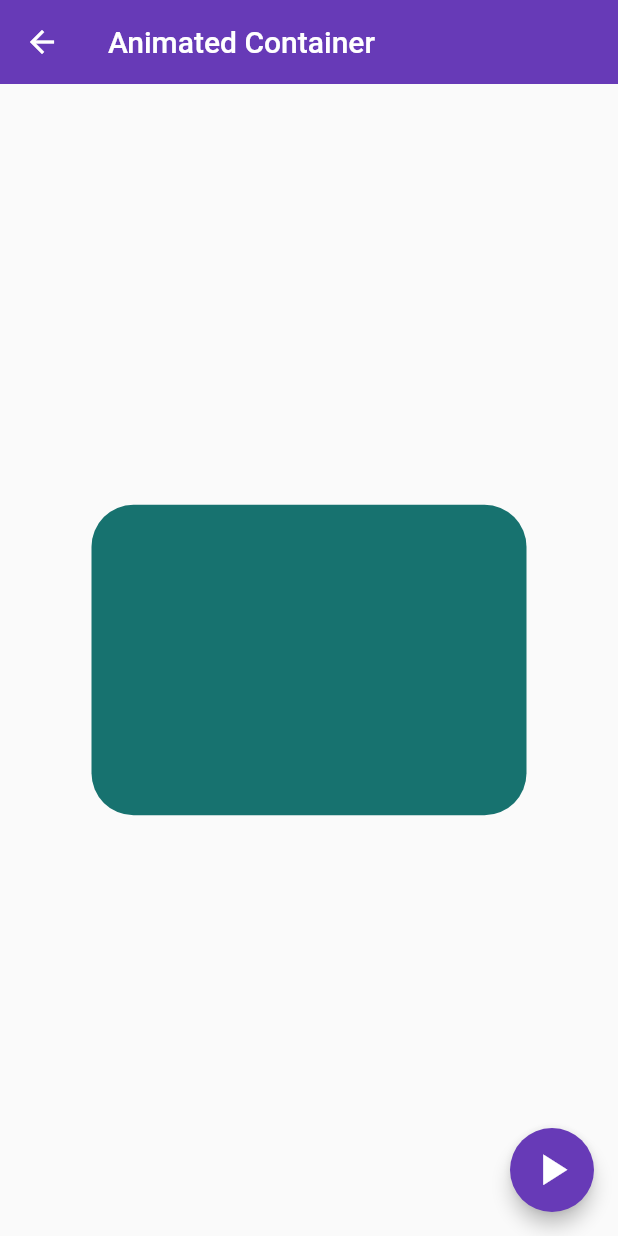
After one commit to mazgeco/fl_components, a Flutter app: the AnimatedScreen screen opened by its route, after a tap on the "play arrow" icon, on a phone screen of 412 x 824 dp. The commit adds this screen. Run offline on Flutter 3.47's test engine with Material 2 defaults, Android fonts, the phone set to English and light mode, and no system bars.

Commit message:
nuevos cambios

```diff
--- a/lib/router/app_routes.dart
+++ b/lib/router/app_routes.dart
@@ -9,17 +9,20 @@ class AppRoutes {
   static const initialRoute = 'home';
 
   static final menuOptions = <MenuOption>[
-    //TODO: borrar home
-    MenuOption(route: 'home', icon: Icons.home, name: 'Home Screen', screen: const HomeScreen()),
+    //MenuOption(route: 'home', icon: Icons.home, name: 'Home Screen', screen: const HomeScreen()),
     MenuOption(route: 'listview1', icon: Icons.list, name: 'Listview Tipo 1', screen: const ListView1Screen()),
     MenuOption(route: 'listview2', icon: Icons.list_alt, name: 'Listview Tipo 2', screen: const ListView2Screen()),
     MenuOption(route: 'alert', icon: Icons.add_alarm, name: 'Alertas', screen: const AlertScreen()),
     MenuOption(route: 'card', icon: Icons.credit_card, name: 'Cards', screen: const CardScreen()),
+    MenuOption(route: 'avatar', icon: Icons.supervised_user_circle_outlined, name: 'Circle Avatar', screen: const AvatarScreen()),
+    MenuOption(route: 'animated', icon: Icons.play_circle_outline_outlined, name: 'Animated Container', screen: const AnimatedScreen())
   ];
 
   static Map<String, Widget Function(BuildContext)> getAppRoutes() {
 
     final Map<String, Widget Function(BuildContext)> appRoutes = {};
+
+    appRoutes.addAll({'home': (BuildContext context) => const HomeScreen()});
 
     for (final option in menuOptions) {
       appRoutes.addAll({option.route: (BuildContext context) => option.screen});
--- /dev/null
+++ b/lib/screens/animated_screen.dart
@@ -0,0 +1,59 @@
+import 'dart:math';
+
+import 'package:flutter/material.dart';
+
+class AnimatedScreen extends StatefulWidget {
+
+  const AnimatedScreen({Key? key}) : super(key: key);
+
+  @override
+  State<AnimatedScreen> createState() => _AnimatedScreenState();
+}
+
+class _AnimatedScreenState extends State<AnimatedScreen> {
+
+  double _width = 50;
+  double _height = 50;
+  Color _color = Colors.indigo;
+  BorderRadiusGeometry _borderRadius = BorderRadius.circular(10);
+
+  void changeShape(){
+    final random = Random();
+    _width = random.nextInt(300).toDouble() + 70;
+    _height = random.nextInt(300).toDouble() + 70;
+    _color = Color.fromRGBO(
+      random.nextInt(255),
+      random.nextInt(255),
+      random.nextInt(255),
+      1
+      );
+    _borderRadius = BorderRadius.circular(random.nextInt(20).toDouble() + 10);
+    setState(() {
+    });
+  }
+
+  @override
+  Widget build(BuildContext context) {
+    return Scaffold(
+      appBar: AppBar(
+        title: const Text('Animated Container'),
+      ),
+      body: Center(
+         child: AnimatedContainer(
+           duration: const Duration(milliseconds: 400),
+           curve: Curves.easeOutCubic,
+           width: _width,
+           height: _height,
+           decoration: BoxDecoration(
+             color: _color,
+             borderRadius: _borderRadius
+           ),
+         )
+      ),
+      floatingActionButton: FloatingActionButton(
+        child: Icon(Icons.play_arrow, size: 35),
+        onPressed: changeShape
+        ),
+    );
+  }
+}
--- a/lib/screens/screens.dart
+++ b/lib/screens/screens.dart
@@ -1,5 +1,7 @@
 export 'package:fl_components/screens/alert_screen.dart';
+export 'package:fl_components/screens/avatar_screen.dart';
 export 'package:fl_components/screens/card_screen.dart';
 export 'package:fl_components/screens/home_screen.dart';
 export 'package:fl_components/screens/listview1_screen.dart';
 export 'package:fl_components/screens/listview2_screen.dart';
+export 'package:fl_components/screens/animated_screen.dart';
```
Also changed, not shown: lib/screens/alert_screen.dart (+5 -2 lines), lib/screens/avatar_screen.dart (added, +29 -0 lines).
